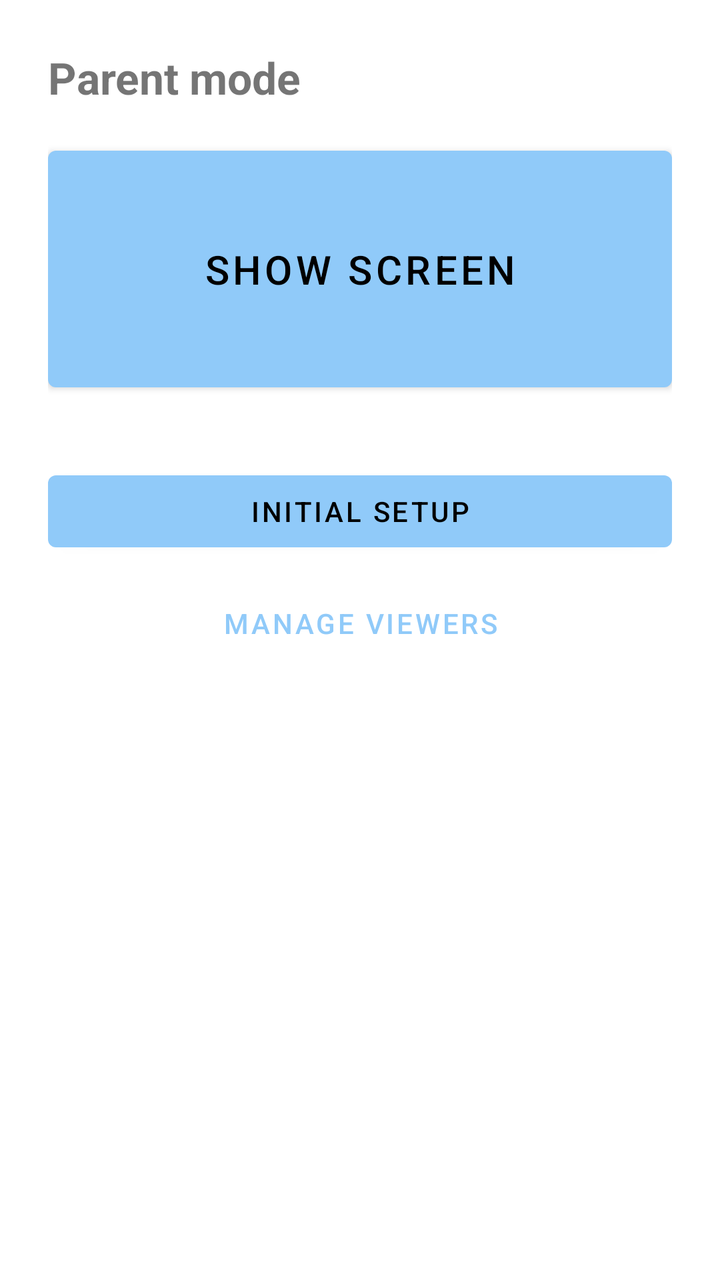
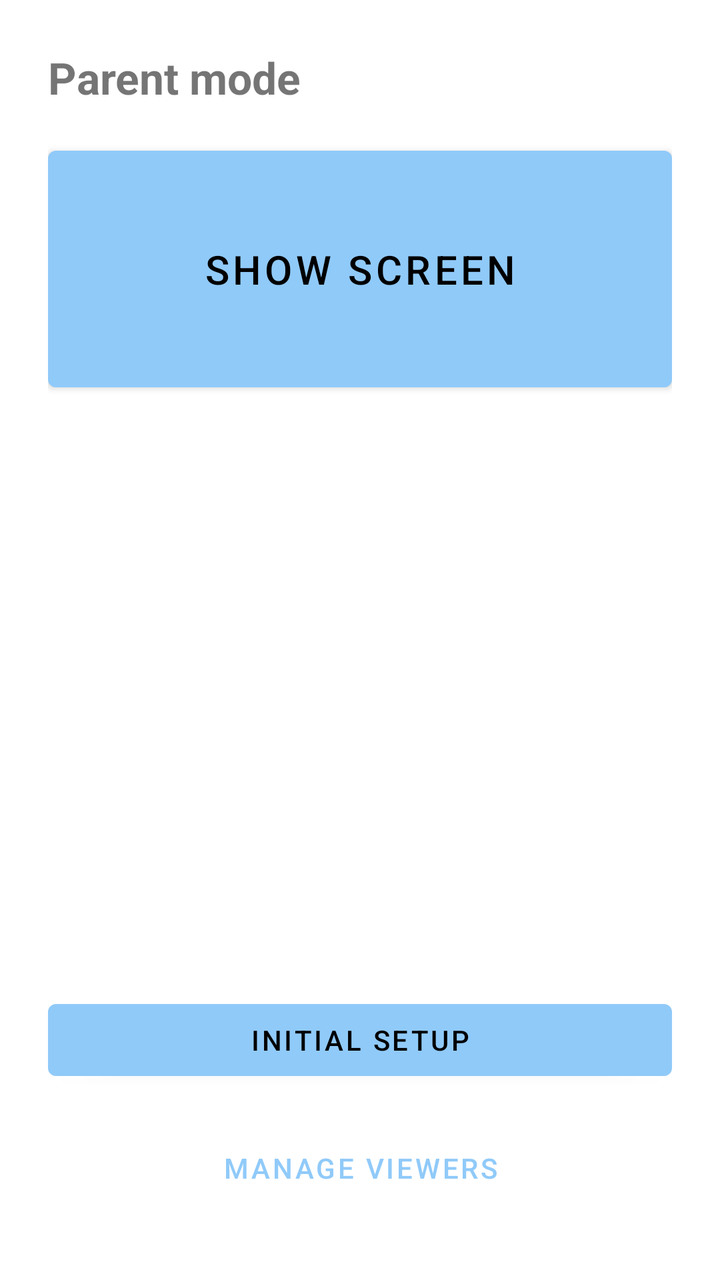

Before-and-after screenshots of an Android layout around one commit, followed by the original layout XML and the change that was made.
<!-- AndroidManifest.xml: application theme Theme.FamilyRemote -->
<!-- res/layout/fragment_parent_home.xml -->
<?xml version="1.0" encoding="utf-8"?>
<androidx.constraintlayout.widget.ConstraintLayout xmlns:android="http://schemas.android.com/apk/res/android"
    xmlns:app="http://schemas.android.com/apk/res-auto"
    android:layout_width="match_parent"
    android:layout_height="match_parent"
    android:padding="24dp">

    <TextView
        android:id="@+id/titleText"
        android:layout_width="wrap_content"
        android:layout_height="wrap_content"
        android:text="@string/parent_home_title"
        android:textSize="22sp"
        android:textStyle="bold"
        app:layout_constraintStart_toStartOf="parent"
        app:layout_constraintTop_toTopOf="parent" />

    
    <Button
        android:id="@+id/showScreenButton"
        android:layout_width="0dp"
        android:layout_height="0dp"
        android:layout_marginTop="16dp"
        android:text="@string/parent_home_show_screen_button"
        android:textSize="20sp"
        app:layout_constraintEnd_toEndOf="parent"
        app:layout_constraintHeight_percent="0.22"
        app:layout_constraintStart_toStartOf="parent"
        app:layout_constraintTop_toBottomOf="@id/titleText" />

    <Button
        android:id="@+id/pairNewChildButton"
        android:layout_width="0dp"
        android:layout_height="wrap_content"
        android:layout_marginTop="32dp"
        android:text="@string/parent_home_pair_button"
        app:layout_constraintEnd_toEndOf="parent"
        app:layout_constraintStart_toStartOf="parent"
        app:layout_constraintTop_toBottomOf="@id/showScreenButton" />

    <Button
        android:id="@+id/manageViewersButton"
        style="@style/Widget.MaterialComponents.Button.TextButton"
        android:layout_width="0dp"
        android:layout_height="wrap_content"
        android:layout_marginTop="8dp"
        android:text="@string/parent_home_manage_viewers_button"
        app:layout_constraintEnd_toEndOf="parent"
        app:layout_constraintStart_toStartOf="parent"
        app:layout_constraintTop_toBottomOf="@id/pairNewChildButton" />

</androidx.constraintlayout.widget.ConstraintLayout>
<!-- resources referenced by this layout -->
<resources>
  <string name="parent_home_manage_viewers_button">Manage Viewers</string>
  <string name="parent_home_pair_button">Initial Setup</string>
  <string name="parent_home_show_screen_button">Show Screen</string>
  <string name="parent_home_title">Parent mode</string>
  <style name="Theme.FamilyRemote" parent="Theme.MaterialComponents.DayNight.NoActionBar">
          <item name="colorPrimary">@color/pastel_blue</item>
          <item name="colorPrimaryDark">@color/pastel_blue_dark</item>
          <item name="colorOnPrimary">@color/black</item>
          <item name="colorAccent">@color/pastel_green</item>
          <item name="android:windowBackground">@color/app_background</item>
      </style>
  <color name="pastel_blue">#FF90CAF9</color>
  <color name="pastel_blue_dark">#FF64B5F6</color>
  <color name="black">#FF000000</color>
  <color name="pastel_green">#FFA5D6A7</color>
  <color name="app_background">#FFFFFFFF</color>
</resources>

<!-- the commit's change to res/layout/fragment_parent_home.xml (unified diff, before → after) -->
@@ -28,25 +28,26 @@
         app:layout_constraintStart_toStartOf="parent"
         app:layout_constraintTop_toBottomOf="@id/titleText" />
 
-    <Button
-        android:id="@+id/pairNewChildButton"
-        android:layout_width="0dp"
-        android:layout_height="wrap_content"
-        android:layout_marginTop="32dp"
-        android:text="@string/parent_home_pair_button"
-        app:layout_constraintEnd_toEndOf="parent"
-        app:layout_constraintStart_toStartOf="parent"
-        app:layout_constraintTop_toBottomOf="@id/showScreenButton" />
-
+    
     <Button
         android:id="@+id/manageViewersButton"
         style="@style/Widget.MaterialComponents.Button.TextButton"
         android:layout_width="0dp"
         android:layout_height="wrap_content"
-        android:layout_marginTop="8dp"
+        android:layout_marginBottom="8dp"
         android:text="@string/parent_home_manage_viewers_button"
+        app:layout_constraintBottom_toBottomOf="parent"
         app:layout_constraintEnd_toEndOf="parent"
-        app:layout_constraintStart_toStartOf="parent"
-        app:layout_constraintTop_toBottomOf="@id/pairNewChildButton" />
+        app:layout_constraintStart_toStartOf="parent" />
+
+    <Button
+        android:id="@+id/pairNewChildButton"
+        android:layout_width="0dp"
+        android:layout_height="wrap_content"
+        android:layout_marginBottom="16dp"
+        android:text="@string/parent_home_pair_button"
+        app:layout_constraintBottom_toTopOf="@id/manageViewersButton"
+        app:layout_constraintEnd_toEndOf="parent"
+        app:layout_constraintStart_toStartOf="parent" />
 
 </androidx.constraintlayout.widget.ConstraintLayout>
